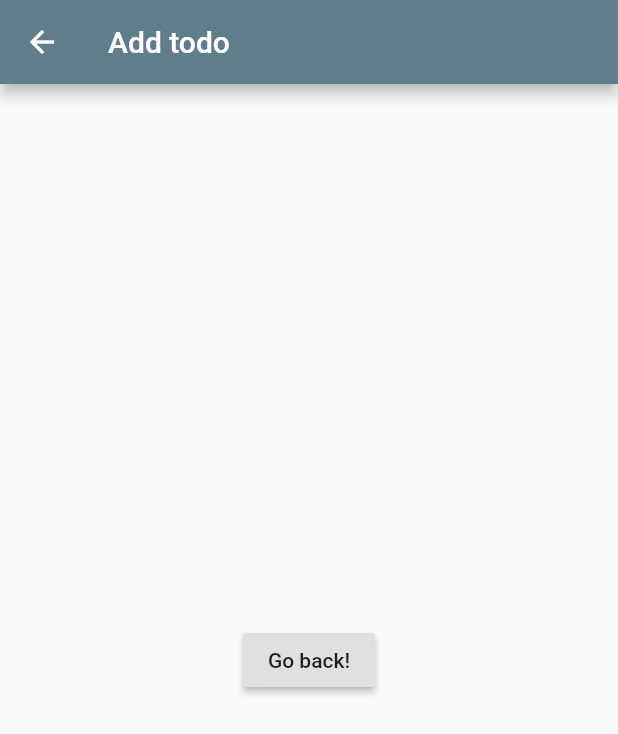
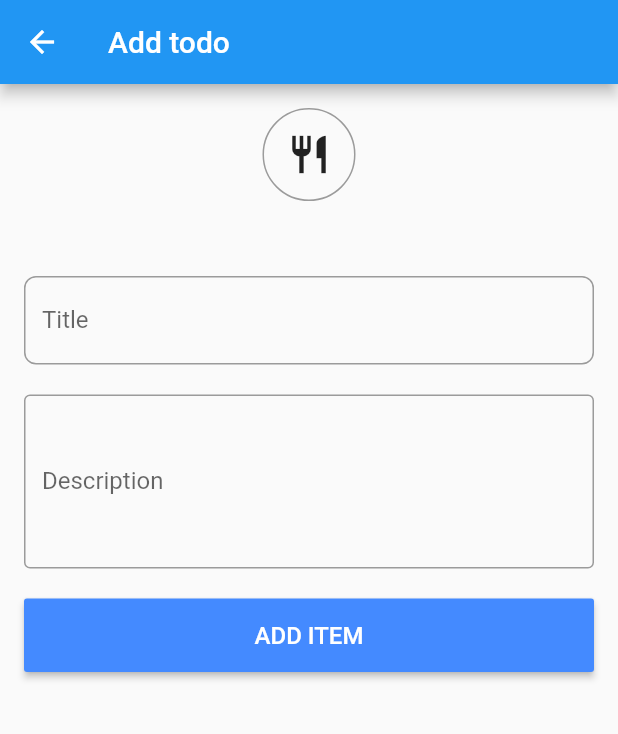
Before and after one commit to hngi/Team-international-mobile, a Flutter app: the screen it shows after launch, after a tap on the "add" icon, on a phone screen of 412 x 824 dp. Shown: the top 734 px of the screen. Run offline on Flutter 3.47's test engine with Material 2 defaults, Android fonts, the phone set to English and light mode, and no system bars; network calls fail.

Commit message:
Add layout for creating new todo item
AddTodoItem layout created

```diff
--- a/TodoApp/lib/UI/addTodoItem.dart
+++ b/TodoApp/lib/UI/addTodoItem.dart
@@ -11,12 +11,61 @@ class AddTodoItem extends StatelessWidget {
         title: Text("Add todo"),
       ),
       body: Center(
-        child: RaisedButton(
-          onPressed: () {
-            // Navigate back to first route when tapped.
-            Navigator.pop(context);
-          },
-          child: Text('Go back!'),
+        child: Container(
+          margin: EdgeInsets.all(16),
+          child: Column(
+            mainAxisAlignment: MainAxisAlignment.start,
+            crossAxisAlignment: CrossAxisAlignment.center,
+            children: <Widget>[
+              Container(
+                padding: EdgeInsets.all(15),
+                margin: EdgeInsets.fromLTRB(0, 0, 0, 50),
+                decoration: BoxDecoration(
+                  border: Border.all(color: Colors.black38),
+                  borderRadius:
+                      const BorderRadius.all(const Radius.circular(35)),
+                ),
+                child: Icon(
+                  Icons.restaurant,
+                  size: 30,
+                ),
+              ),
+              TextField(
+                decoration: InputDecoration(
+                  labelText: "Title",
+                  border: new OutlineInputBorder(
+                    borderRadius: new BorderRadius.circular(8.0),
+                    borderSide: new BorderSide(),
+                  ),
+                ),
+              ),
+              Container(
+                width: double.infinity,
+                margin: EdgeInsets.symmetric(vertical: 20),
+                child: TextField(
+                  decoration: InputDecoration(
+                    labelText: "Description",
+                    border: OutlineInputBorder(),
+                  ),
+                  keyboardType: TextInputType.multiline,
+                  maxLines: 4,
+                ),
+              ),
+              Container(
+                width: double.infinity,
+                child: RaisedButton(
+                  color: Colors.blueAccent,
+                  onPressed: () {},
+                  textColor: Colors.white,
+                  padding: const EdgeInsets.symmetric(vertical: 15),
+                  child: const Text('ADD ITEM', style: TextStyle(fontSize: 16)),
+                ),
+              ),
+
+              //TODO add calender picker for date and time picker for time
+//              Text('Reminder')
+            ],
+          ),
         ),
       ),
     );
--- a/TodoApp/lib/main.dart
+++ b/TodoApp/lib/main.dart
@@ -10,7 +10,8 @@ class MyApp extends StatelessWidget {
   Widget build(BuildContext context) {
     return MaterialApp(
       title: 'Todos',
-      theme: ThemeData(primarySwatch: Colors.blueGrey),
+      theme:
+          ThemeData(primarySwatch: Colors.blue, accentColor: Colors.blueAccent),
       home: Home(),
     );
   }
```
